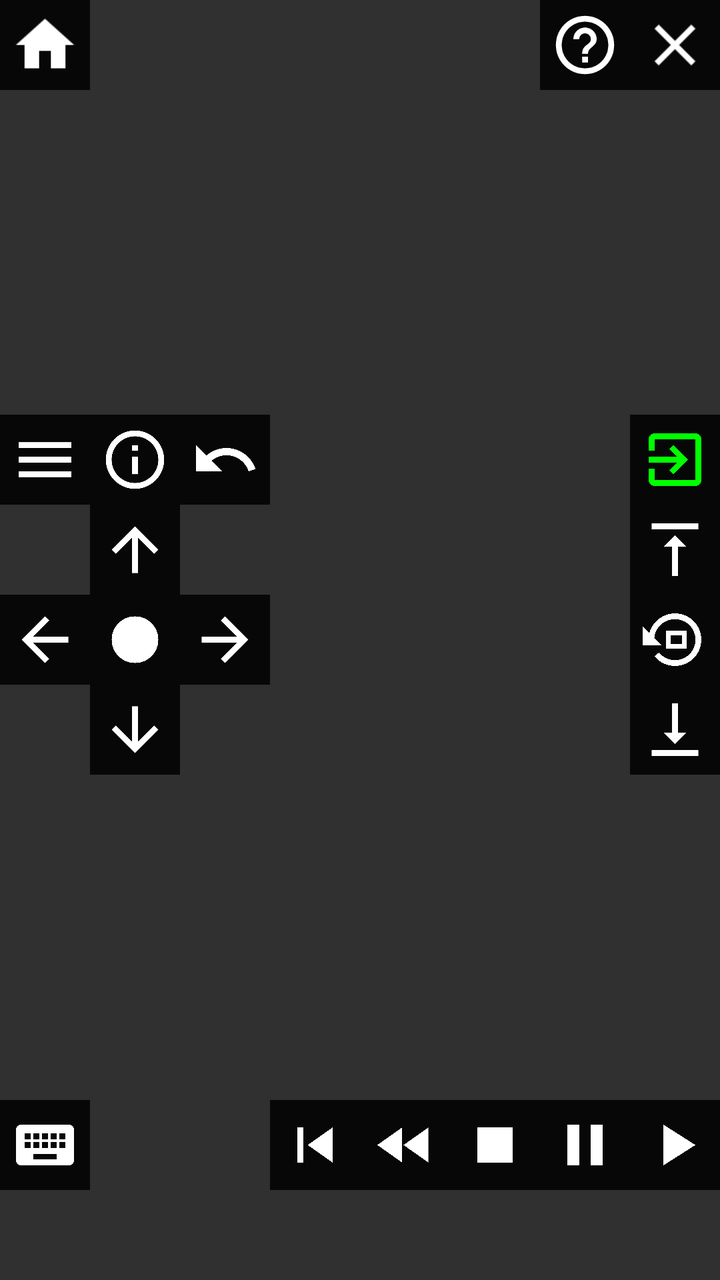
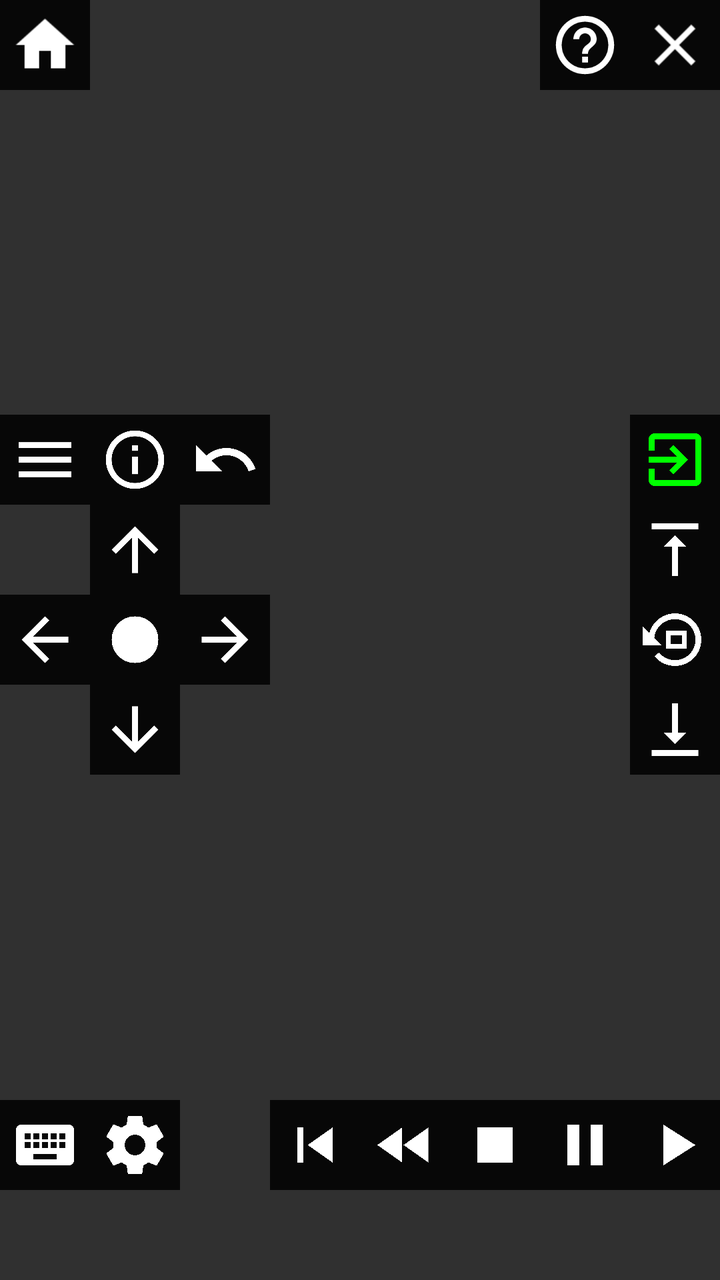

The first picture is an Android layout as it rendered before a commit; the second is the same layout after the commit. The layout source and the unified diff follow.
<!-- AndroidManifest.xml: application theme Theme.PhoneTheme -->
<!-- res/layout/navigation.xml -->
<?xml version="1.0" encoding="utf-8"?>
<RelativeLayout xmlns:android="http://schemas.android.com/apk/res/android"
                android:layout_width="match_parent"
                android:layout_height="match_parent"
    >

    <LinearLayout
        android:layout_width="match_parent"
        android:layout_height="match_parent"
        android:orientation="vertical">
        
        <LinearLayout
            android:layout_width="match_parent"
            android:layout_height="wrap_content"
            android:orientation="horizontal">

            <LinearLayout
                android:layout_width="wrap_content"
                android:layout_height="wrap_content"
                android:layout_weight="1">
                <GridLayout
                    android:layout_width="wrap_content"
                    android:layout_height="wrap_content"
                    android:columnCount="1"
                    android:rowCount="1">
                    <ImageView
                        android:id="@+id/nav_home"
                        style="@style/NavIconButton"
                        android:layout_column="0"
                        android:layout_row="0"
                        android:src="@drawable/ic_home_white_24dp"
                        android:tag="_home"/>
                </GridLayout>
            </LinearLayout>

            <LinearLayout
                android:layout_width="wrap_content"
                android:layout_height="wrap_content">
                <GridLayout
                    android:layout_width="wrap_content"
                    android:layout_height="wrap_content"
                    android:columnCount="2"
                    android:rowCount="1">
                    <ImageView
                        android:id="@+id/nav_help"
                        style="@style/NavIconButton"
                        android:layout_column="0"
                        android:layout_row="0"
                        android:src="@drawable/ic_help_outline_white_24dp"
                        android:tag="_help"/>
                    <ImageView
                        android:id="@+id/nav_close"
                        style="@style/NavIconButton"
                        android:layout_column="1"
                        android:layout_row="0"
                        android:src="@drawable/ic_close_white_24dp"
                        android:tag="_close"/>
                </GridLayout>
            </LinearLayout>

        </LinearLayout>

        
        <LinearLayout
            android:layout_width="match_parent"
            android:layout_height="wrap_content"
            android:orientation="horizontal"
            android:layout_weight="1">

            <LinearLayout
                android:layout_width="wrap_content"
                android:layout_height="wrap_content"
                android:layout_gravity="center_vertical"
                android:layout_weight="1">
                <GridLayout
                    android:layout_width="wrap_content"
                    android:layout_height="wrap_content"
                    android:columnCount="3"
                    android:rowCount="5">

                    <ImageView
                        android:id="@+id/nav_options"
                        style="@style/NavIconButton"
                        android:layout_column="0"
                        android:layout_row="0"
                        android:src="@drawable/ic_menu_white_24dp"
                        android:tag="_options"/>
                    <ImageView
                        style="@style/NavIconButton"
                        android:id="@+id/nav_info"
                        android:layout_column="1"
                        android:layout_row="0"
                        android:src="@drawable/ic_info_outline_white_24dp"
                        android:tag="_info"
                        />
                    <ImageView
                        android:id="@+id/nav_back"
                        style="@style/NavIconButton"
                        android:layout_column="2"
                        android:layout_row="0"
                        android:src="@drawable/ic_undo_white_24dp"
                        android:tag="back"/>
                    <ImageView
                        android:id="@+id/nav_up"
                        style="@style/NavIconButton"
                        android:layout_column="1"
                        android:layout_row="1"
                        android:src="@drawable/ic_arrow_upward_white_24dp"
                        android:tag="up"/>
                    <ImageView
                        android:id="@+id/nav_left"
                        style="@style/NavIconButton"
                        android:layout_column="0"
                        android:layout_row="2"
                        android:src="@drawable/ic_arrow_back_white_24dp"
                        android:tag="left"/>
                    <ImageView
                        android:id="@+id/nav_select"
                        style="@style/NavIconButton"
                        android:layout_column="1"
                        android:layout_row="2"
                        android:src="@drawable/ic_fiber_manual_record_white_24dp"
                        android:tag="select"/>

                    <ImageView
                        android:id="@+id/nav_right"
                        style="@style/NavIconButton"
                        android:layout_column="2"
                        android:layout_row="2"
                        android:src="@drawable/ic_arrow_forward_white_24dp"
                        android:tag="right"/>
                    <ImageView
                        android:id="@+id/nav_down"
                        style="@style/NavIconButton"
                        android:layout_column="1"
                        android:layout_row="3"
                        android:src="@drawable/ic_arrow_downward_white_24dp"
                        android:tag="down"/>

                </GridLayout>

            </LinearLayout>
            <LinearLayout
                android:layout_width="wrap_content"
                android:layout_height="wrap_content"
                android:layout_gravity="center_vertical">
                <GridLayout
                    android:layout_width="wrap_content"
                    android:layout_height="wrap_content"
                    android:columnCount="1"
                    android:rowCount="4">
                    <ImageView
                        android:id="@+id/nav_hide"
                        style="@style/NavIconButton"
                        android:layout_column="0"
                        android:layout_row="0"
                        android:src="@drawable/ic_exit_to_app_green_24dp"
                        android:tag="_hide"/>
                    <ImageView
                        android:id="@+id/nav_pgup"
                        style="@style/NavIconButton"
                        android:layout_column="0"
                        android:layout_row="1"
                        android:src="@drawable/ic_vertical_align_top_white_24dp"
                        android:tag="page_up"/>

                    <ImageView
                        android:id="@+id/nav_last"
                        style="@style/NavIconButton"
                        android:layout_column="0"
                        android:layout_row="2"
                        android:contentDescription="@string/nav_last_channel"
                        android:src="@drawable/ic_last_channel_white_24dp"
                        android:tag="prev_channel"/>

                    <ImageView
                        android:id="@+id/nav_pgdn"
                        style="@style/NavIconButton"
                        android:layout_column="0"
                        android:layout_row="3"
                        android:src="@drawable/ic_vertical_align_bottom_white_24dp"
                        android:tag="page_down"/>
                </GridLayout>
            </LinearLayout>

        </LinearLayout>

        
        <LinearLayout
            android:layout_width="match_parent"
            android:layout_height="wrap_content"
            android:orientation="horizontal"
            >
            <LinearLayout
                android:layout_width="wrap_content"
                android:layout_height="wrap_content"
                >

                <GridLayout
                    android:layout_width="wrap_content"
                    android:layout_height="wrap_content"
                    android:columnCount="3"
                    android:rowCount="1">

                    <ImageView
                        android:id="@+id/nav_keyboard"
                        style="@style/NavIconButton"
                        android:layout_column="0"
                        android:layout_row="0"
                        android:src="@drawable/ic_keyboard_white_24dp"
                        android:tag="_keyboard"/>
                    <ImageView
                        android:id="@+id/nav_remote_mode"
                        style="@style/NavIconButton"
                        android:layout_column="1"
                        android:layout_row="0"
                        android:src="@drawable/ic_open_with_white_24dp"
                        android:tag="toggle_smart_remote"
                        android:visibility="invisible" />
                    <ImageView
                        style="@style/NavIconButton"
                        android:layout_column="2"
                        android:layout_row="0"
                        android:visibility="invisible"
                        android:src="@drawable/ic_keyboard_white_24dp"
                        android:tag="_keyboard"/>


                </GridLayout>

            </LinearLayout>

            <view
                android:layout_width="wrap_content"
                android:layout_height="wrap_content"
                android:layout_weight="1"
                android:visibility="invisible"/>

            <LinearLayout
                android:layout_width="wrap_content"
                android:layout_height="wrap_content"
                android:layout_gravity="center_horizontal"
                >

                <GridLayout
                    android:layout_width="match_parent"
                    android:layout_height="wrap_content"

                    android:columnCount="7"
                    android:rowCount="1">

                    <ImageView
                        android:id="@+id/nav_media_skip_back_2"
                        style="@style/NavIconButton"
                        android:layout_column="0"
                        android:layout_row="0"
                        android:src="@drawable/ic_skip_previous_white_24dp"
                        android:tag="rew_2"/>

                    <ImageView
                        android:id="@+id/nav_media_skip_back"
                        style="@style/NavIconButton"
                        android:layout_column="1"
                        android:layout_row="0"
                        android:src="@drawable/ic_fast_rewind_white_24dp"
                        android:tag="rew"/>

                    <ImageView
                        android:id="@+id/nav_media_stop"
                        style="@style/NavIconButton"
                        android:layout_column="2"
                        android:layout_row="0"
                        android:src="@drawable/ic_stop_white_24dp"
                        android:tag="_stop"/>

                    <ImageView
                        android:id="@+id/nav_media_pause"
                        style="@style/NavIconButton"
                        android:layout_column="3"
                        android:layout_row="0"
                        android:src="@drawable/ic_pause_white_24dp"
                        android:tag="pause"/>

                    <ImageView
                        android:id="@+id/nav_media_play"
                        style="@style/NavIconButton"
                        android:layout_column="4"
                        android:layout_row="0"
                        android:src="@drawable/ic_play_arrow_white_24dp"
                        android:tag="_play"/>

                    <ImageView
                        android:id="@+id/nav_media_skip_forward"
                        style="@style/NavIconButton"
                        android:layout_column="5"
                        android:layout_row="0"
                        android:src="@drawable/ic_fast_forward_white_24dp"
                        android:tag="ff"/>

                    <ImageView
                        android:id="@+id/nav_media_skip_forward_2"
                        style="@style/NavIconButton"
                        android:layout_column="6"
                        android:layout_row="0"
                        android:src="@drawable/ic_skip_next_white_24dp"
                        android:tag="ff_2"/>

                </GridLayout>

            </LinearLayout>

            <view
                android:layout_width="wrap_content"
                android:layout_height="wrap_content"
                android:visibility="invisible"
                android:layout_weight="1"/>

            <LinearLayout
                android:layout_width="wrap_content"
                android:layout_height="wrap_content"

                >

                <GridLayout
                    android:layout_width="wrap_content"
                    android:layout_height="wrap_content"
                    android:columnCount="4"
                    android:rowCount="2">

                    <ImageView
                        android:id="@+id/nav_toggle_ar"
                        style="@style/NavIconButton"
                        android:layout_column="0"
                        android:layout_row="1"
                        android:src="@drawable/ic_aspect_ratio_white_24dp"
                        android:tag="aspect_ratio"/>

                    <ImageView
                        android:id="@+id/nav_video_info"
                        style="@style/NavIconButton"
                        android:layout_column="0"
                        android:layout_row="0"
                        android:contentDescription="Video Information and Diagnostics"
                        android:src="@drawable/ic_vid_info_white_24dp"
                        android:tag="video_info"/>

                    <ImageView
                        android:id="@+id/nav_export_diagnostics"
                        style="@style/NavIconButton"
                        android:layout_column="1"
                        android:layout_row="0"
                        android:contentDescription="Export Diagnostics"
                        android:src="@drawable/ic_bug_report_white_24dp"
                        android:tag="export_diagnostics"/>

                    <ImageView
                        android:id="@+id/nav_test_current_video"
                        style="@style/NavIconButton"
                        android:layout_column="2"
                        android:layout_row="0"
                        android:contentDescription="Test Current Video"
                        android:src="@drawable/ic_video_test_white_24dp"
                        android:tag="test_current_video"/>

                    <ImageView
                        android:id="@+id/nav_playback_stats"
                        style="@style/NavIconButton"
                        android:layout_column="3"
                        android:layout_row="0"
                        android:contentDescription="Show Playback Stats"
                        android:src="@drawable/ic_equalizer_white_24dp"
                        android:tag="playback_stats"/>

                    <ImageView
                        android:id="@+id/nav_closed_captions"
                        style="@style/NavIconButton"
                        android:layout_column="3"
                        android:layout_row="1"
                        android:contentDescription="Subtitles and Broadcast Captions"
                        android:src="@drawable/ic_closed_caption_white_24dp"
                        android:tag="closed_captions"/>

                    <ImageView
                        android:id="@+id/nav_active_player_adjustments"
                        style="@style/NavIconButton"
                        android:layout_column="1"
                        android:layout_row="1"
                        android:contentDescription="Video Settings"
                        android:src="@drawable/ic_video_settings_white_24dp"
                        android:tag="active_player_adjustments"/>

                    <ImageView
                        android:id="@+id/nav_audio_output"
                        style="@style/NavIconButton"
                        android:layout_column="2"
                        android:layout_row="1"
                        android:contentDescription="Audio Output and Sync"
                        android:src="@drawable/ic_audio_tune_white_24dp"
                        android:tag="audio_output"/>

                </GridLayout>

            </LinearLayout>

        </LinearLayout>
    </LinearLayout>

</RelativeLayout>
<!-- resources referenced by this layout -->
<resources>
  <!-- drawable ic_pause_white_24dp (drawable) -->
  <vector xmlns:android="http://schemas.android.com/apk/res/android"
          android:width="24dp"
          android:height="24dp"
          android:viewportWidth="24.0"
          android:viewportHeight="24.0">
      <path
          android:fillColor="#FFFFFFFF"
          android:pathData="M6,19h4L10,5L6,5v14zM14,5v14h4L18,5h-4z"/>
  </vector>
  <!-- drawable ic_play_arrow_white_24dp (drawable) -->
  <vector xmlns:android="http://schemas.android.com/apk/res/android"
          android:width="24dp"
          android:height="24dp"
          android:viewportWidth="24.0"
          android:viewportHeight="24.0">
      <path
          android:fillColor="#FFFFFFFF"
          android:pathData="M8,5v14l11,-7z"/>
  </vector>
  <!-- drawable ic_skip_next_white_24dp (drawable) -->
  <vector xmlns:android="http://schemas.android.com/apk/res/android"
          android:width="24dp"
          android:height="24dp"
          android:viewportWidth="24.0"
          android:viewportHeight="24.0">
      <path
          android:fillColor="#FFFFFFFF"
          android:pathData="M6,18l8.5,-6L6,6v12zM16,6v12h2V6h-2z"/>
  </vector>
  <!-- drawable ic_skip_previous_white_24dp (drawable) -->
  <vector xmlns:android="http://schemas.android.com/apk/res/android"
          android:width="24dp"
          android:height="24dp"
          android:viewportWidth="24.0"
          android:viewportHeight="24.0">
      <path
          android:fillColor="#FFFFFFFF"
          android:pathData="M6,6h2v12L6,18zM9.5,12l8.5,6L18,6z"/>
  </vector>
  <!-- drawable ic_stop_white_24dp (drawable) -->
  <vector xmlns:android="http://schemas.android.com/apk/res/android"
          android:width="24dp"
          android:height="24dp"
          android:viewportWidth="24.0"
          android:viewportHeight="24.0">
      <path
          android:fillColor="#FFFFFFFF"
          android:pathData="M6,6h12v12H6z"/>
  </vector>
  <string name="nav_last_channel">Last (Previous Channel)</string>
  <style name="Theme.PhoneTheme" parent="Theme.AppCompat.NoActionBar" />
  <dimen name="nav_icon_size">45dp</dimen>
  <dimen name="nav_icon_padding">5dp</dimen>
  <color name="iconbutton_background">#A0000000</color>
  <!-- unchanged entries left out for length: 29 -->
</resources>

<!-- the commit's change to res/layout/navigation.xml (unified diff, before → after) -->
@@ -212,18 +212,19 @@
                     <ImageView
                         android:id="@+id/nav_remote_mode"
                         style="@style/NavIconButton"
-                        android:layout_column="1"
+                        android:layout_column="2"
                         android:layout_row="0"
                         android:src="@drawable/ic_open_with_white_24dp"
                         android:tag="toggle_smart_remote"
                         android:visibility="invisible" />
                     <ImageView
-                        style="@style/NavIconButton"
-                        android:layout_column="2"
-                        android:layout_row="0"
-                        android:visibility="invisible"
-                        android:src="@drawable/ic_keyboard_white_24dp"
-                        android:tag="_keyboard"/>
+                        android:id="@+id/nav_playback_settings"
+                        style="@style/NavIconButton"
+                        android:layout_column="1"
+                        android:layout_row="0"
+                        android:contentDescription="Playback Settings"
+                        android:src="@drawable/ic_settings_white_24dp"
+                        android:tag="playback_settings"/>
 
 
                 </GridLayout>
@@ -324,7 +325,7 @@
                 <GridLayout
                     android:layout_width="wrap_content"
                     android:layout_height="wrap_content"
-                    android:columnCount="4"
+                    android:columnCount="5"
                     android:rowCount="2">
 
                     <ImageView
@@ -372,6 +373,15 @@
                         android:tag="playback_stats"/>
 
                     <ImageView
+                        android:id="@+id/nav_playback_details"
+                        style="@style/NavIconButton"
+                        android:layout_column="4"
+                        android:layout_row="0"
+                        android:contentDescription="Show Playback Information"
+                        android:src="@drawable/ic_playback_info_white_24dp"
+                        android:tag="playback_details"/>
+
+                    <ImageView
                         android:id="@+id/nav_closed_captions"
                         style="@style/NavIconButton"
                         android:layout_column="3"
<!-- resource entries referenced after the edit -->
@@ -19,6 +19,24 @@
       <path
           android:fillColor="#FFFFFFFF"
           android:pathData="M8,5v14l11,-7z"/>
+  </vector>
+  <!-- drawable ic_playback_info_white_24dp (drawable) -->
+  <vector xmlns:android="http://schemas.android.com/apk/res/android"
+      android:width="24dp" android:height="24dp" android:viewportWidth="24" android:viewportHeight="24">
+      <path android:fillColor="#FFFFFFFF"
+          android:pathData="M3,3h18v18H3zM5,5v14h14V5z"/>
+      <path android:fillColor="#FFFFFFFF"
+          android:pathData="M7,7h10v2H7zM7,11h6v2H7zM7,15h10v2H7z"/>
+  </vector>
+  <!-- drawable ic_settings_white_24dp (drawable) -->
+  <vector xmlns:android="http://schemas.android.com/apk/res/android"
+          android:width="24dp"
+          android:height="24dp"
+          android:viewportWidth="24.0"
+          android:viewportHeight="24.0">
+      <path
+          android:fillColor="#FFFFFFFF"
+          android:pathData="M19.43,12.98c0.04,-0.32 0.07,-0.64 0.07,-0.98s-0.03,-0.66 -0.07,-0.98l2.11,-1.65c0.19,-0.15 0.24,-0.42 0.12,-0.64l-2,-3.46c-0.12,-0.22 -0.39,-0.3 -0.61,-0.22l-2.49,1c-0.52,-0.4 -1.08,-0.73 -1.69,-0.98l-0.38,-2.65C14.46,2.18 14.25,2 14,2h-4c-0.25,0 -0.46,0.18 -0.49,0.42l-0.38,2.65c-0.61,0.25 -1.17,0.59 -1.69,0.98l-2.49,-1c-0.23,-0.09 -0.49,0 -0.61,0.22l-2,3.46c-0.13,0.22 -0.07,0.49 0.12,0.64l2.11,1.65c-0.04,0.32 -0.07,0.65 -0.07,0.98s0.03,0.66 0.07,0.98l-2.11,1.65c-0.19,0.15 -0.24,0.42 -0.12,0.64l2,3.46c0.12,0.22 0.39,0.3 0.61,0.22l2.49,-1c0.52,0.4 1.08,0.73 1.69,0.98l0.38,2.65c0.03,0.24 0.24,0.42 0.49,0.42h4c0.25,0 0.46,-0.18 0.49,-0.42l0.38,-2.65c0.61,-0.25 1.17,-0.59 1.69,-0.98l2.49,1c0.23,0.09 0.49,0 0.61,-0.22l2,-3.46c0.12,-0.22 0.07,-0.49 -0.12,-0.64l-2.11,-1.65zM12,15.5c-1.93,0 -3.5,-1.57 -3.5,-3.5s1.57,-3.5 3.5,-3.5 3.5,1.57 3.5,3.5 -1.57,3.5 -3.5,3.5z"/>
   </vector>
   <!-- drawable ic_skip_next_white_24dp (drawable) -->
   <vector xmlns:android="http://schemas.android.com/apk/res/android"
